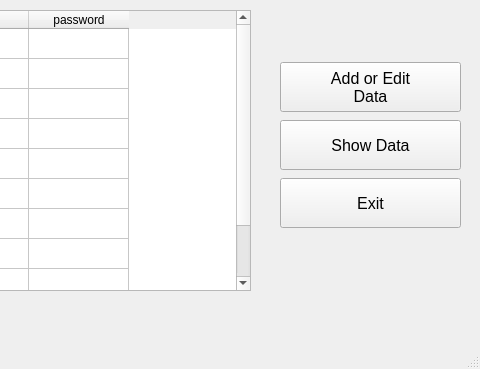
Old version of the form sis-karyawan/data_admin.ui in the repository AthreeS002/Sistem-Karyawan; both pictures show x 320 to 800 and y 119 to 488 of the 800 by 488 pixel window.
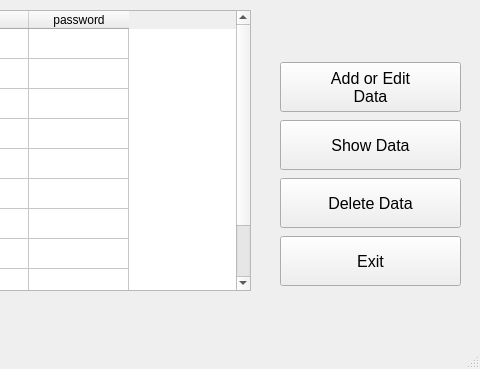
New version of the form.

```diff
--- a/sis-karyawan/data_admin.ui
+++ b/sis-karyawan/data_admin.ui
@@ -105,7 +105,7 @@
       <x>600</x>
       <y>160</y>
       <width>181</width>
-      <height>171</height>
+      <height>231</height>
      </rect>
     </property>
     <layout class="QVBoxLayout" name="verticalLayout_2">
@@ -146,6 +146,24 @@
        </property>
       </widget>
      </item>
+     <item>
+      <widget class="QPushButton" name="btn_delete">
+       <property name="maximumSize">
+        <size>
+         <width>16777215</width>
+         <height>50</height>
+        </size>
+       </property>
+       <property name="font">
+        <font>
+         <pointsize>12</pointsize>
+        </font>
+       </property>
+       <property name="text">
+        <string>Delete Data</string>
+       </property>
+      </widget>
+     </item>
      <item>
       <widget class="QPushButton" name="btn_exit">
        <property name="maximumSize">
```
Left out of the diff: 6 changed lines with no effect on the pictures.
